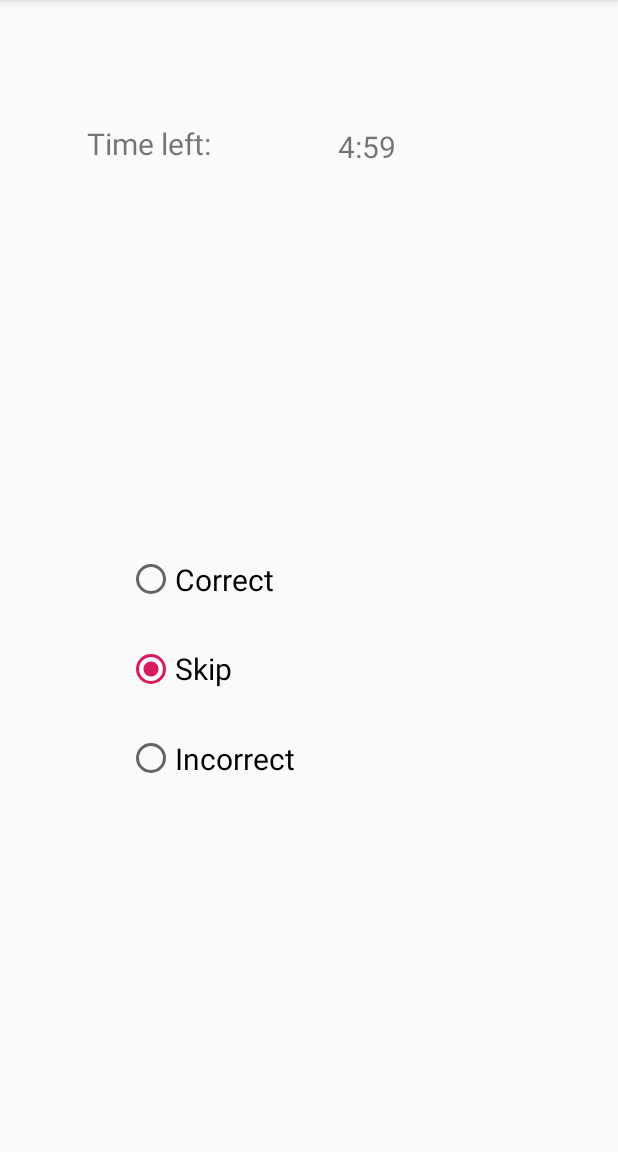
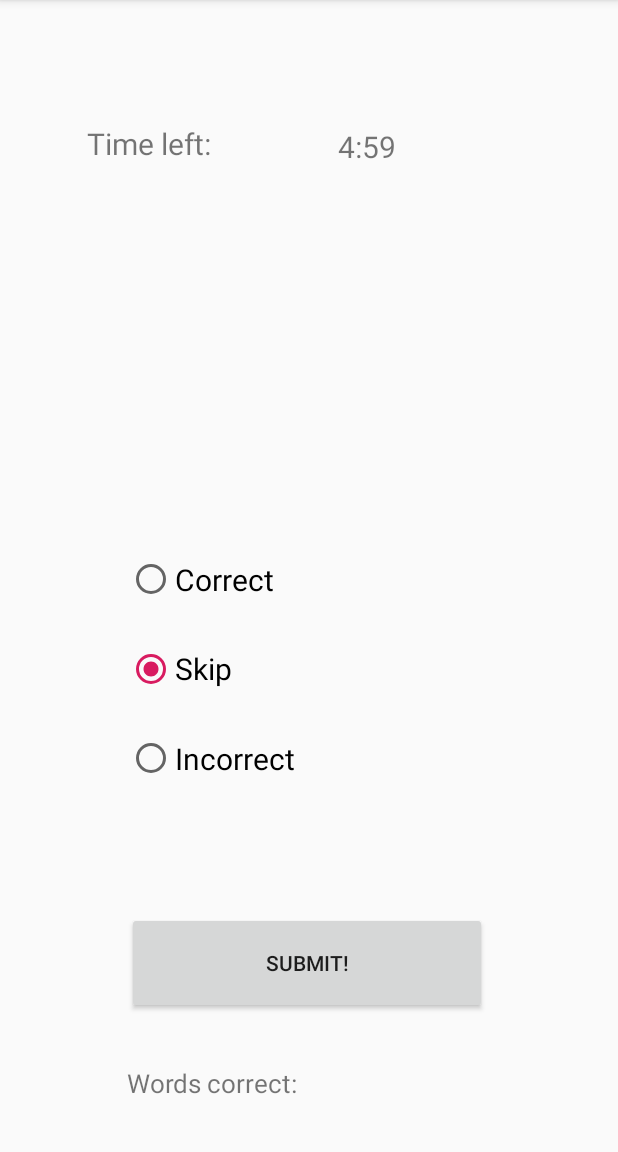
Before and after one commit to anseljohn/ACS, an Android app: the GameActivity screen opened directly, with no data from a screen before it, on a phone screen of 412 x 824 dp, the part 84-1236 px from its top. Run offline under Robolectric (Android 15) with nearby library versions, the phone set to English and light mode, and no system bars; 3 statements that could not run were skipped.

Commit message:
I thought I was done but everything's broken

```diff
--- a/SpellingGame/app/src/main/java/com/example/spellinggame/GameActivity.java
+++ b/SpellingGame/app/src/main/java/com/example/spellinggame/GameActivity.java
@@ -4,15 +4,31 @@ import androidx.appcompat.app.AppCompatActivity;
 
 import android.os.Bundle;
 import android.os.CountDownTimer;
+import android.view.View;
+import android.widget.Button;
+import android.widget.RadioButton;
+import android.widget.RadioGroup;
 import android.widget.TextView;
 import android.widget.Toast;
 
+import java.util.ArrayList;
 import java.util.Arrays;
 import java.util.List;
 
 public class GameActivity extends AppCompatActivity {
 
     private TextView timerTextView;
+    private TextView wordToSpellTextView;
+    private Button submitAnswerButton;
+    private int selectedRadioButtonId;
+    private View selectedRadioButton;
+    private RadioGroup radioButtonGroup;
+    private int wordsToGo;
+    private int wordsCorrect;
+    private Word wordToSpell;
+    private TextView wordsToGoTextView;
+    private TextView wordsCorrectTextView;
+
     private Word[] wordsArray = {new Word(false, "abcense"),
                                  new Word(true, "absence"),
                                  new Word(true, "intelligence"),
@@ -33,7 +49,7 @@ public class GameActivity extends AppCompatActivity {
                                  new Word(false, "outragous"),
                                  new Word(true, "tyranny"),
                                  new Word(false, "tyrany")};
-    private List<Word> words = Arrays.asList(wordsArray);
+    private ArrayList<Word> words = (ArrayList<Word>) Arrays.asList(wordsArray);
 
     CountDownTimer timer;
 
@@ -41,8 +57,17 @@ public class GameActivity extends AppCompatActivity {
     protected void onCreate(Bundle savedInstanceState) {
         super.onCreate(savedInstanceState);
         setContentView(R.layout.activity_game);
+
+        wordsCorrect = 0;
+        wordToSpell = words.get((int) (Math.random() * 20));
+        wordsToGo = 20;
+        radioButtonGroup = findViewById(R.id.answerChoices);
+        submitAnswerButton = findViewById(R.id.submitAnswer);
         timerTextView = findViewById(R.id.timerText);
-
+        wordToSpellTextView = findViewById(R.id.wordText);
+        wordToSpellTextView.setText(wordToSpell.word);
+        wordsCorrectTextView = findViewById(R.id.wordsCorrect);
+        wordsToGoTextView = findViewById(R.id.wordsToGo);
 
         timer = new CountDownTimer(300000, 1000) {
             @Override
@@ -58,5 +83,44 @@ public class GameActivity extends AppCompatActivity {
                 Toast.makeText(getApplicationContext(), "Done!", Toast.LENGTH_SHORT).show();
             }
         }.start();
+
+        submitAnswerButton.setOnClickListener(new View.OnClickListener() {
+            @Override
+            public void onClick(View v) {
+                selectedRadioButtonId = radioButtonGroup.getCheckedRadioButtonId();
+                selectedRadioButton = radioButtonGroup.findViewById(selectedRadioButtonId);
+                int selectedRadioButtonIndex = radioButtonGroup.indexOfChild(selectedRadioButton);
+                nextWord(selectedRadioButtonIndex);
+            }
+        });
+    }
+
+    public void nextWord(int selectedRadioButtonIndex) {
+        wordsToGo--;
+        if (wordToSpell.spelledCorrectly) {
+            if (selectedRadioButtonIndex == 0) {
+                wordsCorrect++;
+            } else if (selectedRadioButtonIndex == 2) {
+                end();
+            }
+        } else {
+            if (selectedRadioButtonIndex == 0) {
+                end();
+            } else if (selectedRadioButtonIndex == 2) {
+                wordsCorrect++;
+            }
+        }
+        words.remove(wordToSpell);
+        wordToSpell = words.get((int)(Math.random() * 20));
+        wordToSpellTextView.setText(wordToSpell.word);
+        String setWordsToGo = wordsToGo + "/20";
+        wordsToGoTextView.setText(setWordsToGo);
+        String setCorrectWords = wordsCorrect + "/20";
+        wordsCorrectTextView.setText(setCorrectWords);
+
+    }
+
+    public void end() {
+
     }
 }
--- a/SpellingGame/app/src/main/res/layout/activity_game.xml
+++ b/SpellingGame/app/src/main/res/layout/activity_game.xml
@@ -39,6 +39,7 @@
         app:layout_constraintTop_toBottomOf="@+id/timerText" />
 
     <RadioGroup
+        android:id="@+id/answerChoices"
         android:layout_width="243dp"
         android:layout_height="224dp"
         android:textSize="20sp"
@@ -59,9 +60,9 @@
             android:id="@+id/radioSkipSelection"
             android:layout_width="match_parent"
             android:layout_height="60dp"
+            android:checked="true"
             android:text="@string/radioSkip"
-            android:textSize="20sp"
-            android:checked="true"/>
+            android:textSize="20sp" />
 
         <RadioButton
             android:id="@+id/radioIncorrectSelection"
@@ -70,4 +71,43 @@
             android:text="@string/radioIncorrect"
             android:textSize="20sp" />
     </RadioGroup>
+
+    <Button
+        android:id="@+id/submitAnswer"
+        android:layout_width="240dp"
+        android:layout_height="68dp"
+        android:layout_marginBottom="92dp"
+        android:text="@string/submitText"
+        app:layout_constraintBottom_toBottomOf="parent"
+        app:layout_constraintEnd_toEndOf="@+id/answerChoices"
+        app:layout_constraintHorizontal_bias="0.0"
+        app:layout_constraintStart_toStartOf="@+id/answerChoices" />
+
+    <TextView
+        android:id="@+id/wordsToGo"
+        android:layout_width="wrap_content"
+        android:layout_height="wrap_content"
+        android:layout_marginTop="36dp"
+        android:textSize="17sp"
+        app:layout_constraintStart_toStartOf="@+id/timeLeftText"
+        app:layout_constraintTop_toTopOf="parent" />
+
+    <TextView
+        android:id="@+id/wordsCorrectText"
+        android:layout_width="wrap_content"
+        android:layout_height="wrap_content"
+        android:text="@string/wordsCorrectText"
+        android:textSize="17sp"
+        app:layout_constraintBottom_toBottomOf="parent"
+        app:layout_constraintStart_toStartOf="@+id/submitAnswer"
+        app:layout_constraintTop_toBottomOf="@+id/submitAnswer" />
+
+    <TextView
+        android:id="@+id/wordsCorrect"
+        android:layout_width="wrap_content"
+        android:layout_height="wrap_content"
+        android:textSize="17sp"
+        tools:layout_editor_absoluteX="211dp"
+        tools:layout_editor_absoluteY="674dp" />
+
 </androidx.constraintlayout.widget.ConstraintLayout>
--- a/SpellingGame/app/src/main/res/values/strings.xml
+++ b/SpellingGame/app/src/main/res/values/strings.xml
@@ -6,4 +6,6 @@
     <string name="radioCorrect">Correct</string>
     <string name="radioSkip">Skip</string>
     <string name="radioIncorrect">Incorrect</string>
+    <string name="submitText">Submit!</string>
+    <string name="wordsCorrectText">Words correct: </string>
 </resources>
```
